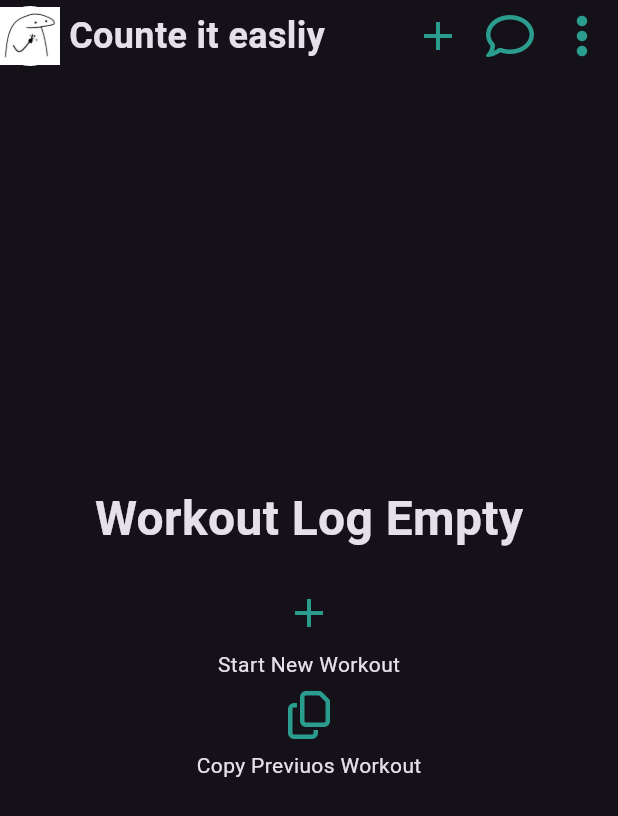
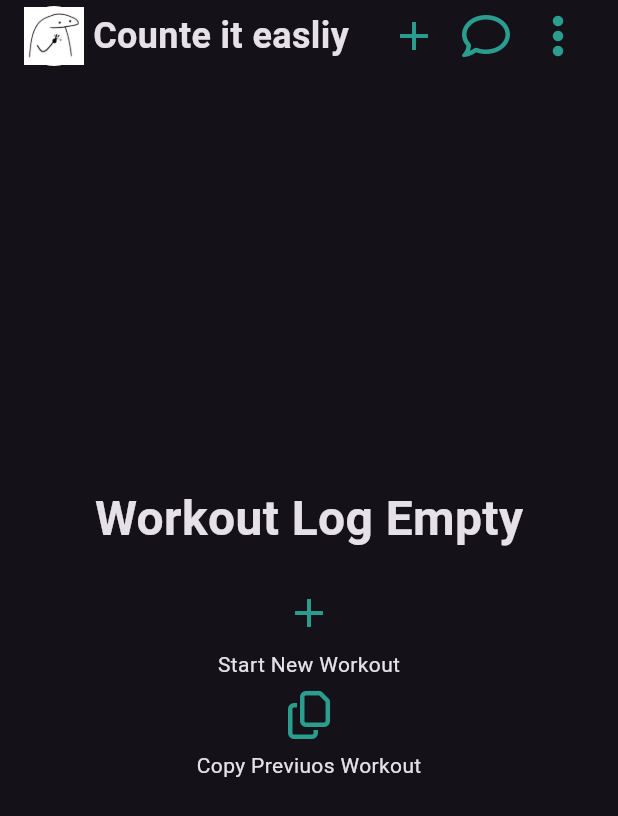
Before and after one commit to Yusif-Mohey/easy-counter, a Flutter app: the screen it shows after launch, on a phone screen of 412 x 824 dp. Shown: the top 816 px of the screen. Run offline on Flutter 3.47's test engine with Material 3 defaults, Android fonts, the phone set to English and light mode, and no system bars; our stand-ins replace font_awesome_flutter, go_router, google_fonts; Roboto replaces fonts that are missing (Arvo).

Commit message:
excercises show view part1

```diff
--- a/lib/features/home/presention/views/widgets/empty_day.dart
+++ b/lib/features/home/presention/views/widgets/empty_day.dart
@@ -1,6 +1,8 @@
+import 'package:easy_counter/core/app_router.dart';
 import 'package:easy_counter/core/utils/styles.dart';
 import 'package:flutter/material.dart';
 import 'package:font_awesome_flutter/font_awesome_flutter.dart';
+import 'package:go_router/go_router.dart';
 
 class EmptyDay extends StatelessWidget {
   const EmptyDay({super.key});
@@ -12,7 +14,10 @@ class EmptyDay extends StatelessWidget {
       children: [
         Text('Workout Log Empty', style: Styles.textStyle32.copyWith()),
         const SizedBox(height: 16),
-        IconButton(onPressed: () {}, icon: const Icon(Icons.add)),
+        IconButton(
+            onPressed: () =>
+                GoRouter.of(context).push(AppRouters.kExercisesShwoView),
+            icon: const Icon(Icons.add)),
         const Text('Start New Workout'),
         IconButton(onPressed: () {}, icon: const FaIcon(FontAwesomeIcons.copy)),
         const Text('Copy Previuos Workout'),
--- a/lib/features/home/presention/views/widgets/home_view_body.dart
+++ b/lib/features/home/presention/views/widgets/home_view_body.dart
@@ -8,6 +8,8 @@ class HomeViewBody extends StatelessWidget {
   @override
   Widget build(BuildContext context) {
     return SafeArea(
+      child: Padding(
+        padding: const EdgeInsets.symmetric(horizontal: 16.0),
         child: Column(
           children: [
             const CustomAppBar(),
@@ -15,6 +17,7 @@ class HomeViewBody extends StatelessWidget {
             const Center(child: EmptyDay()),
           ],
         ),
+      ),
     );
   }
 }
```
Also changed, not shown: lib/core/widgets/custom_text_field.dart (added, +24 -0 lines), lib/features/home/presention/views/widgets/custom_excercises_appbar.dart (added, +26 -0 lines), lib/features/home/presention/views/widgets/exercises_show_view.dart (added, +18 -0 lines), lib/features/workout/presention/views/screens/exercises_show_view.dart (+5 -9 lines). Lines whose indentation alone changed are shown as unchanged.
